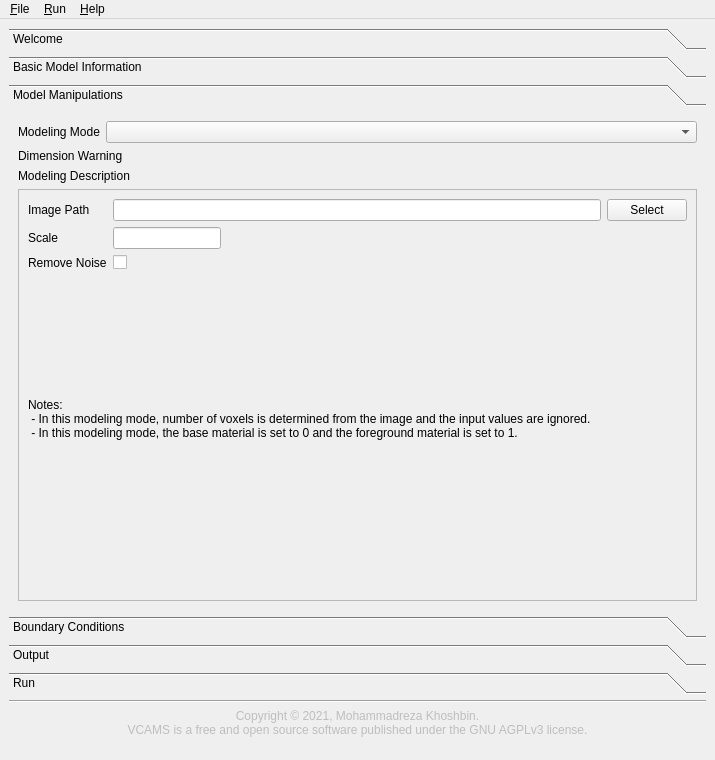
Qt form gui/main_window.ui (mkhoshbin1/vcams) before a commit.
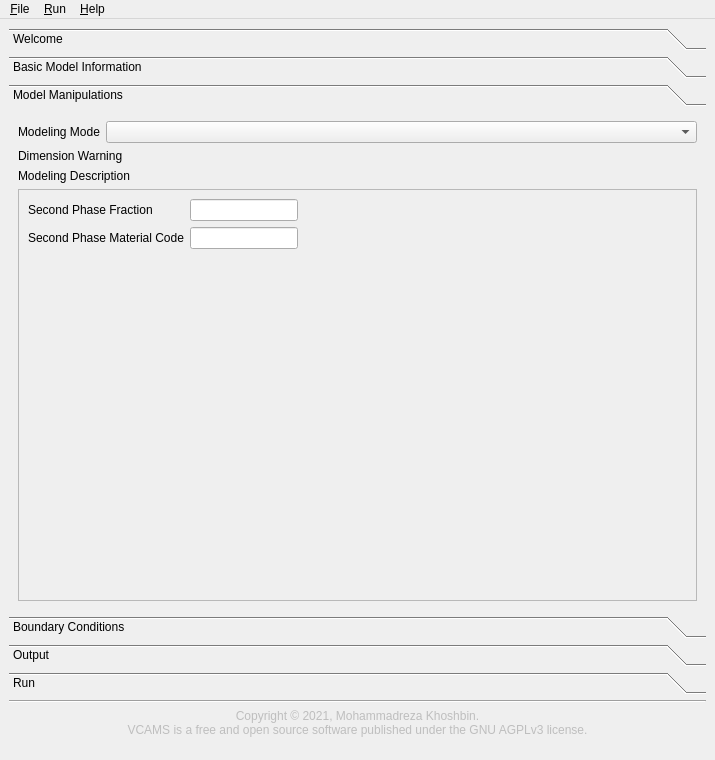
The same form after that commit. The open tabs and pages were chosen to show the change. Custom widgets are drawn as their Qt base class.

Commit message: added a working version of the random modeling mode to the GUI.

Patch:
```diff
--- a/gui/main_window.ui
+++ b/gui/main_window.ui
@@ -552,6 +552,54 @@
           </property>
           <widget class="QWidget" name="modeling_empty"/>
           <widget class="QWidget" name="modeling_nothing"/>
+          <widget class="QWidget" name="modeling_random">
+           <layout class="QVBoxLayout" name="verticalLayout_15">
+            <item>
+             <layout class="QFormLayout" name="formLayout_9">
+              <item row="0" column="0">
+               <widget class="QLabel" name="random_phase_fraction_label">
+                <property name="text">
+                 <string>Second Phase Fraction</string>
+                </property>
+               </widget>
+              </item>
+              <item row="0" column="1">
+               <widget class="QLineEdit" name="random_phase_fraction_field">
+                <property name="sizePolicy">
+                 <sizepolicy hsizetype="Fixed" vsizetype="Fixed">
+                  <horstretch>0</horstretch>
+                  <verstretch>0</verstretch>
+                 </sizepolicy>
+                </property>
+                <property name="focusPolicy">
+                 <enum>Qt::ClickFocus</enum>
+                </property>
+               </widget>
+              </item>
+              <item row="1" column="0">
+               <widget class="QLabel" name="random_phase_matcode_label">
+                <property name="text">
+                 <string>Second Phase Material Code</string>
+                </property>
+               </widget>
+              </item>
+              <item row="1" column="1">
+               <widget class="QLineEdit" name="random_phase_matcode_field">
+                <property name="sizePolicy">
+                 <sizepolicy hsizetype="Fixed" vsizetype="Fixed">
+                  <horstretch>0</horstretch>
+                  <verstretch>0</verstretch>
+                 </sizepolicy>
+                </property>
+                <property name="focusPolicy">
+                 <enum>Qt::ClickFocus</enum>
+                </property>
+               </widget>
+              </item>
+             </layout>
+            </item>
+           </layout>
+          </widget>
           <widget class="QWidget" name="modeling_tpms">
            <layout class="QVBoxLayout" name="verticalLayout_5">
             <item>
```
Left out of the diff: 2 changed lines with no effect on the pictures. The commit also changes 6 other files.
